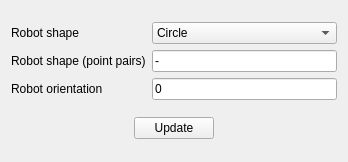
Before: the Qt Designer form stdr_gui/ui/robotProperties.ui in stdr-simulator-ros-pkg/stdr_simulator, drawn with Qt 5.
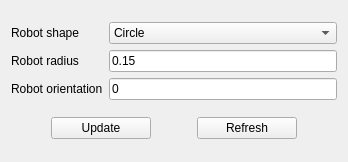
After: the same form once the commit is applied.

Commit message: Highlight sensors in robot creator. Constant size of robot creator. Radius in robot creator added. Sensors and robots yaml changed

Diff of the .ui file:
```diff
--- a/stdr_gui/ui/robotProperties.ui
+++ b/stdr_gui/ui/robotProperties.ui
@@ -35,7 +35,7 @@
      <item row="1" column="1">
       <widget class="QLineEdit" name="robotShape">
        <property name="text">
-        <string>-</string>
+        <string>0.15</string>
        </property>
       </widget>
      </item>
@@ -49,7 +49,7 @@
      <item row="1" column="0">
       <widget class="QLabel" name="label_2">
        <property name="text">
-        <string>Robot shape (point pairs)</string>
+        <string>Robot radius</string>
        </property>
       </widget>
      </item>
@@ -62,7 +62,9 @@
      </item>
     </layout>
    </item>
-   <item row="1" column="0" alignment="Qt::AlignHCenter">
+   <item row="2" column="0">
+    <layout class="QHBoxLayout" name="horizontalLayout">
+     <item>
     <widget class="QPushButton" name="updateButton">
      <property name="maximumSize">
       <size>
@@ -75,6 +77,21 @@
      </property>
     </widget>
    </item>
+     <item>
+      <widget class="QPushButton" name="refresh_robot">
+       <property name="maximumSize">
+        <size>
+         <width>100</width>
+         <height>16777215</height>
+        </size>
+       </property>
+       <property name="text">
+        <string>Refresh</string>
+       </property>
+      </widget>
+     </item>
+    </layout>
+   </item>
   </layout>
  </widget>
  <tabstops>
```
Left out of the diff: 5 changed lines with no effect on the pictures. Lines whose indentation alone changed are shown as unchanged. The commit also changes 8 other files.
